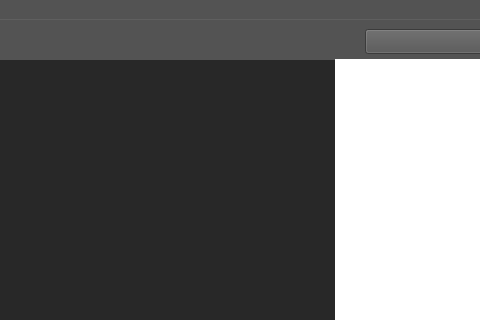
First picture: the form in resource/gui/GUI.ui, repository dthung1602/NetworkVisualization, before the edit; both pictures show x 795 to 1275 and y 0 to 320 of the 1366 by 835 pixel window.
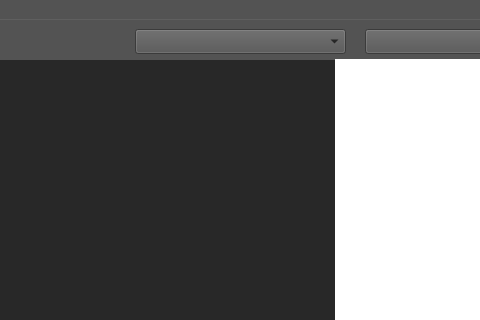
Second picture: the form after the edit. Icons and pictures are not drawn.

Commit message: Add clustering algo selection

The edit to the form file:
```diff
--- a/resource/gui/GUI.ui
+++ b/resource/gui/GUI.ui
@@ -373,6 +373,16 @@
       </rect>
      </property>
     </widget>
+    <widget class="QComboBox" name="selectClusteringAlgo">
+     <property name="geometry">
+      <rect>
+       <x>930</x>
+       <y>10</y>
+       <width>211</width>
+       <height>25</height>
+      </rect>
+     </property>
+    </widget>
    </widget>
    <widget class="Line" name="line_3">
     <property name="geometry">
```
Left out of the diff: 2 changed lines with no effect on the pictures. The commit also changes 3 other files.
